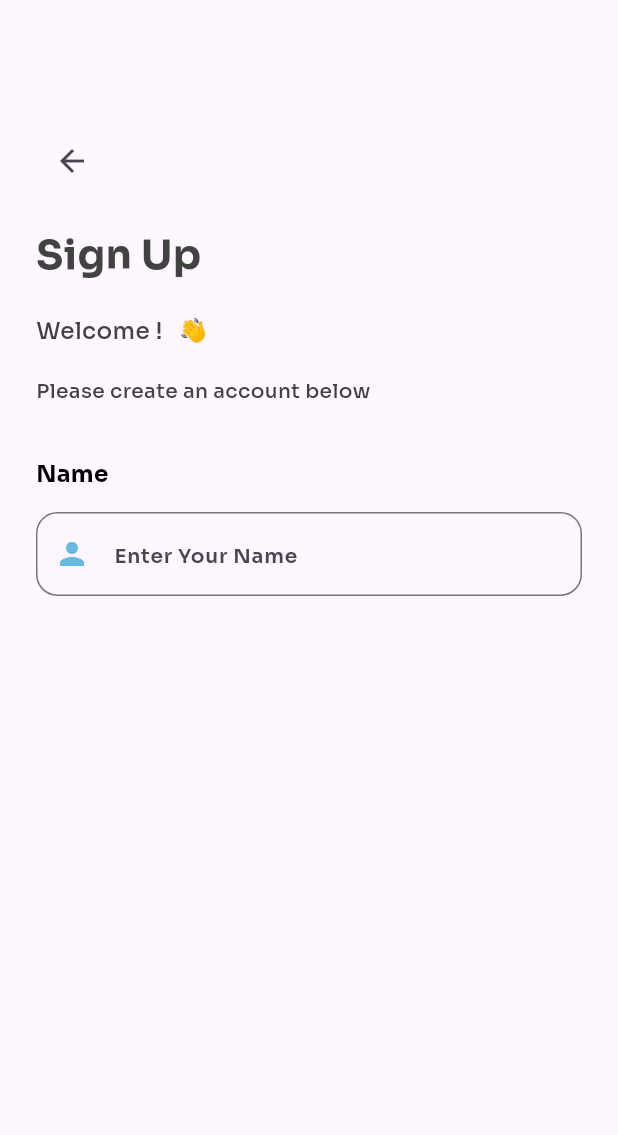
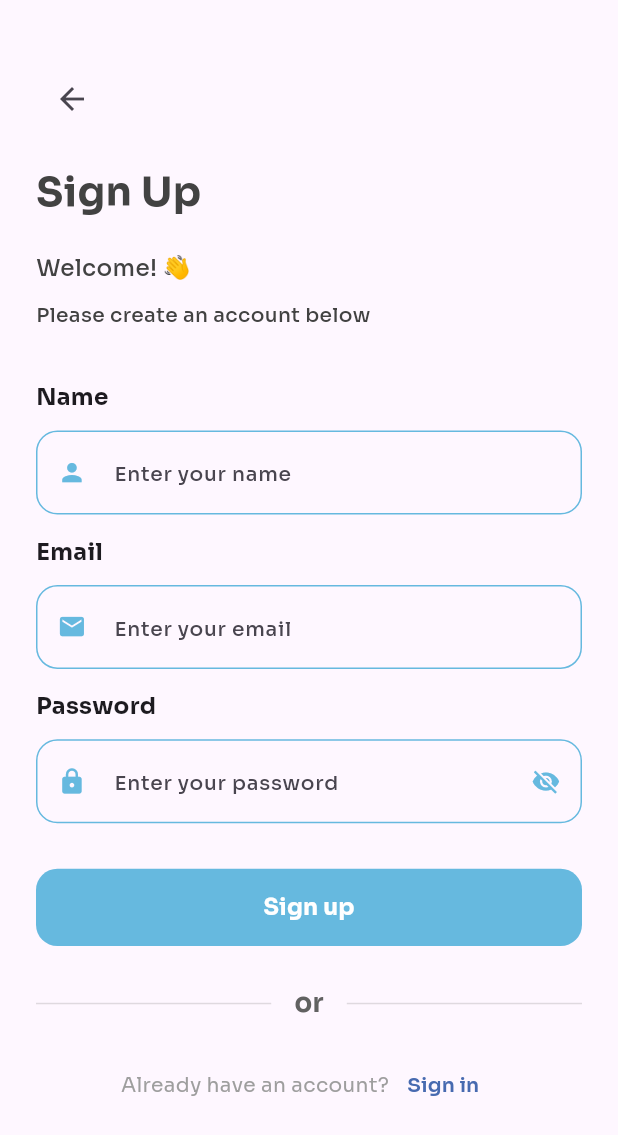
Before and after one commit to GaneshDhage18/okbarter, a Flutter app: the SignupScreen screen opened by its route, on a phone screen of 412 x 824 dp. Shown: the top 1135 px of the screen. Run offline on Flutter 3.47's test engine with Material 3 defaults, Android fonts, the phone set to English and light mode, and no system bars; our stand-ins replace bloc, equatable, flutter_bloc, flutter_screenutil, flutter_svg, go_router.

Commit message:
sign Up screen In progress

```diff
--- a/lib/core/const/colours.dart
+++ b/lib/core/const/colours.dart
@@ -5,5 +5,6 @@ class Colours {
   static Color background = Color(0xffF8F8F8);
   static Color landingColor1 = Color(0xffFFC55C);
   static Color textGrey = Color(0xff424242);
+  static Color appGrey = Color(0xff616161);
   static Color landingColor2 = Colors.white;
 }
--- a/lib/core/routes/router.dart
+++ b/lib/core/routes/router.dart
@@ -6,6 +6,7 @@ import 'package:ok_barter/fetures/auth/pages/splash_screen.dart';
 enum Routes { splashScreen, landingScreen, signUpScreen }
 
 GoRouter goRouter = GoRouter(
+  initialLocation: "/SignupScreen",
   routes: [
     GoRoute(
       path: "/",
--- a/lib/fetures/auth/bloc/auth_bloc.dart
+++ b/lib/fetures/auth/bloc/auth_bloc.dart
@@ -5,9 +5,18 @@ part 'auth_event.dart';
 part 'auth_state.dart';
 
 class AuthBloc extends Bloc<AuthEvent, AuthState> {
-  AuthBloc() : super(AuthInitial()) {
-    on<AuthEvent>((event, emit) {
-      // TODO: implement event handler
-    });
+  AuthBloc() : super(const PasswordVisibilytyState(obsecure: true)) {
+    on<TogglePasswordVisibiltyEvent>(_toggleVisibility);
+  }
+
+  void _toggleVisibility(
+    TogglePasswordVisibiltyEvent event,
+    Emitter<AuthState> emit,
+  ) {
+    final currentState = state;
+
+    if (currentState is PasswordVisibilytyState) {
+      emit(PasswordVisibilytyState(obsecure: !currentState.obsecure));
+    }
   }
 }
--- a/lib/fetures/auth/bloc/auth_event.dart
+++ b/lib/fetures/auth/bloc/auth_event.dart
@@ -6,3 +6,5 @@ sealed class AuthEvent extends Equatable {
   @override
   List<Object> get props => [];
 }
+
+class TogglePasswordVisibiltyEvent extends AuthEvent {}
--- a/lib/fetures/auth/bloc/auth_state.dart
+++ b/lib/fetures/auth/bloc/auth_state.dart
@@ -8,3 +8,16 @@ sealed class AuthState extends Equatable {
 }
 
 final class AuthInitial extends AuthState {}
+
+///=================== PASSWORD TOGGLE LOGIC STATE=====================///
+
+class PasswordVisibilytyState extends AuthState {
+  final bool obsecure;
+
+  const PasswordVisibilytyState({required this.obsecure});
+  @override
+  // TODO: implement props
+  List<Object> get props => [obsecure];
+}
+
+///=================== PASSWORD TOGGLE LOGIC STATE=====================///
--- a/lib/fetures/auth/pages/landing_screen.dart
+++ b/lib/fetures/auth/pages/landing_screen.dart
@@ -90,7 +90,7 @@ class _LandingScreenState extends State<LandingScreen> {
                   ),
 
                   /// Skip Button (ON TOP)
-                  if (currentIndex != onboardingData.length - 1)
+                  if (currentIndex != onboardingData.length)
                     Positioned(
                       top: 68.h,
                       right: 24.w,
--- a/lib/fetures/auth/pages/signup_screen.dart
+++ b/lib/fetures/auth/pages/signup_screen.dart
@@ -1,43 +1,61 @@
 import 'package:flutter/material.dart';
+import 'package:flutter_bloc/flutter_bloc.dart';
 import 'package:flutter_screenutil/flutter_screenutil.dart';
 import 'package:ok_barter/core/const/colours.dart';
 import 'package:ok_barter/core/const/fonts.dart';
 import 'package:ok_barter/core/extensions/sizedbox_extension.dart';
+import 'package:ok_barter/fetures/auth/bloc/auth_bloc.dart';
 
 class SignupScreen extends StatelessWidget {
-  const SignupScreen({super.key});
+  SignupScreen({super.key});
+
+  final TextEditingController nameController = TextEditingController();
+  final TextEditingController emailController = TextEditingController();
+  final TextEditingController passwordController = TextEditingController();
 
   @override
   Widget build(BuildContext context) {
     return Scaffold(
-      body: Container(
-        padding: EdgeInsets.all(24),
-        width: double.infinity,
-        height: double.infinity,
+      body: SafeArea(
+        child: Padding(
+          padding: const EdgeInsets.all(24),
+          child: SingleChildScrollView(
+            keyboardDismissBehavior: ScrollViewKeyboardDismissBehavior.onDrag,
+            reverse: true,
             child: Column(
               crossAxisAlignment: CrossAxisAlignment.start,
               children: [
-            67.heightBox,
-            IconButton(onPressed: () {}, icon: Icon(Icons.arrow_back)),
+                20.heightBox,
+
+                IconButton(
+                  onPressed: () => Navigator.pop(context),
+                  icon: const Icon(Icons.arrow_back),
+                ),
+
                 22.heightBox,
+
                 Text(
                   "Sign Up",
                   style: TextStyle(
                     fontSize: 28.sp,
                     fontFamily: Fonts.sBold,
-                color: Color(0xff424242),
+                    color: const Color(0xff424242),
                   ),
                 ),
+
                 22.heightBox,
+
                 Text(
-              "Welcome !   👋",
+                  "Welcome! 👋",
                   style: TextStyle(
                     fontSize: 16.sp,
                     fontFamily: Fonts.sMedium,
                     color: Colours.textGrey,
                   ),
                 ),
-            22.heightBox,
+
+                12.heightBox,
+
                 Text(
                   "Please create an account below",
                   style: TextStyle(
@@ -46,40 +64,139 @@ class SignupScreen extends StatelessWidget {
                     color: Colours.textGrey,
                   ),
                 ),
+
                 39.heightBox,
 
-            Column(
-              crossAxisAlignment: CrossAxisAlignment.start,
+                /// NAME
+                CustomTextField(
+                  controller: nameController,
+                  label: "Name",
+                  hintText: "Enter your name",
+                  prefixIcon: Icon(
+                    Icons.person,
+                    color: Colours.primary,
+                    size: 20.w,
+                  ),
+                ),
+
+                16.heightBox,
+
+                /// EMAIL
+                CustomTextField(
+                  controller: emailController,
+                  label: "Email",
+                  hintText: "Enter your email",
+                  keyboardType: TextInputType.emailAddress,
+                  prefixIcon: Icon(
+                    Icons.email,
+                    color: Colours.primary,
+                    size: 20.w,
+                  ),
+                ),
+
+                16.heightBox,
+
+                /// PASSWORD (BLOC)
+                BlocBuilder<AuthBloc, AuthState>(
+                  buildWhen: (previous, current) =>
+                      current is PasswordVisibilytyState,
+                  builder: (context, state) {
+                    final isObsecure = state is PasswordVisibilytyState
+                        ? state.obsecure
+                        : true;
+
+                    return CustomTextField(
+                      controller: passwordController,
+                      label: "Password",
+                      hintText: "Enter your password",
+                      isObscure: isObsecure, // ✅ YOU MISSED THIS
+                      prefixIcon: Icon(
+                        Icons.lock,
+                        color: Colours.primary,
+                        size: 20.w,
+                      ),
+                      suffixIcon: IconButton(
+                        onPressed: () {
+                          context.read<AuthBloc>().add(
+                            TogglePasswordVisibiltyEvent(),
+                          );
+                        },
+                        icon: Icon(
+                          isObsecure ? Icons.visibility_off : Icons.visibility,
+                          color: Colours.primary,
+                          size: 20.w,
+                        ),
+                      ),
+                    );
+                  },
+                ),
+                34.heightBox,
+                SizedBox(
+                  width: double.infinity,
+                  height: 58.h,
+
+                  child: FilledButton(
+                    style: FilledButton.styleFrom(
+                      shape: RoundedRectangleBorder(
+                        borderRadius: BorderRadiusGeometry.circular(16.r),
+                      ),
+
+                      backgroundColor: Colours.primary,
+                    ),
+                    onPressed: () {},
+                    child: Text(
+                      "Sign up",
+                      style: TextStyle(
+                        fontFamily: Fonts.sBold,
+                        fontSize: 16.sp,
+                        color: Colors.white,
+                      ),
+                    ),
+                  ),
+                ),
+                29.heightBox,
+
+                Row(
+                  children: [
+                    Expanded(
+                      child: Divider(color: Colours.appGrey.withOpacity(0.20)),
+                    ),
+                    Padding(
+                      padding: EdgeInsets.symmetric(horizontal: 16.w),
+                      child: Text(
+                        "or",
+                        style: TextStyle(
+                          fontFamily: Fonts.sBold,
+                          fontSize: 18.sp,
+                          color: Colours.appGrey,
+                        ),
+                      ),
+                    ),
+                    Expanded(
+                      child: Divider(color: Colours.appGrey.withOpacity(0.20)),
+                    ),
+                  ],
+                ),
+                20.heightBox,
+                Row(
+                  mainAxisAlignment: MainAxisAlignment.center,
                   children: [
                     Text(
-                  "Name",
+                      "Already have an account?",
                       style: TextStyle(
-                    fontFamily: Fonts.sBold,
-                    color: Colors.black,
-                    fontSize: 16.sp,
+                        fontFamily: Fonts.sRegular,
+                        fontSize: 14.sp,
+                        color: Color(0xff9E9E9E),
                       ),
                     ),
-                16.heightBox,
-                TextField(
-                  decoration: InputDecoration(
-                    hintText: "Enter Your Name",
-                    hintStyle: TextStyle(
+                    TextButton(
+                      onPressed: () {},
+                      child: Text(
+                        "Sign in",
+                        style: TextStyle(
                           fontFamily: Fonts.sSemiBold,
                           fontSize: 14.sp,
-                    ),
-                    prefixIcon: Icon(Icons.person, color: Colours.primary),
-
-                    border: OutlineInputBorder(
-                      borderRadius: BorderRadius.circular(16.r),
-                      borderSide: BorderSide(color: Colours.primary),
-                    ),
-                    focusedBorder: OutlineInputBorder(
-                      borderRadius: BorderRadius.circular(16.r),
-                      borderSide: BorderSide(color: Colours.primary),
-                    ),
-                    errorBorder: OutlineInputBorder(
-                      borderRadius: BorderRadius.circular(16.r),
-                      borderSide: BorderSide(color: Colours.primary),
+                          color: Color(0xff476AB0),
                         ),
                       ),
                     ),
@@ -88,6 +205,65 @@ class SignupScreen extends StatelessWidget {
               ],
             ),
           ),
+        ),
+      ),
     );
   }
 }
+
+class CustomTextField extends StatelessWidget {
+  const CustomTextField({
+    super.key,
+    required this.controller,
+    required this.label,
+    required this.hintText,
+    this.isObscure = false,
+    this.prefixIcon,
+    this.suffixIcon,
+    this.keyboardType = TextInputType.text,
+  });
+
+  final TextEditingController controller;
+  final String label;
+  final String hintText;
+  final bool isObscure;
+  final Icon? prefixIcon;
+  final IconButton? suffixIcon;
+  final TextInputType keyboardType;
+
+  @override
+  Widget build(BuildContext context) {
+    return Column(
+      crossAxisAlignment: CrossAxisAlignment.start,
+      children: [
+        Text(
+          label,
+          style: TextStyle(fontFamily: Fonts.sBold, fontSize: 16.sp),
+        ),
+        12.heightBox,
+        TextField(
+          controller: controller,
+          obscureText: isObscure,
+          obscuringCharacter: '*',
+          keyboardType: keyboardType,
+          decoration: InputDecoration(
+            hintText: hintText,
+            hintStyle: TextStyle(fontFamily: Fonts.sMedium, fontSize: 14.sp),
+            prefixIcon: prefixIcon,
+            suffixIcon: suffixIcon,
+            border: _border(),
+            focusedBorder: _border(),
+            enabledBorder: _border(),
+          ),
+        ),
+      ],
+    );
+  }
+
+  OutlineInputBorder _border() {
+    return OutlineInputBorder(
+      borderRadius: BorderRadius.circular(16.r),
+      borderSide: BorderSide(color: Colours.primary),
+    );
+  }
+}
--- a/lib/main.dart
+++ b/lib/main.dart
@@ -1,6 +1,8 @@
 import 'package:flutter/material.dart';
+import 'package:flutter_bloc/flutter_bloc.dart';
 import 'package:flutter_screenutil/flutter_screenutil.dart';
 import 'package:ok_barter/core/routes/router.dart';
+import 'package:ok_barter/fetures/auth/bloc/auth_bloc.dart';
 
 void main() {
   runApp(const OkBarter());
@@ -13,9 +15,12 @@ class OkBarter extends StatelessWidget {
   Widget build(BuildContext context) {
     return ScreenUtilInit(
       designSize: Size(428, 926),
-      child: MaterialApp.router(
-        debugShowCheckedModeBanner: false,
-        routerConfig: goRouter,
+      child: MultiBlocProvider(
+        providers: [BlocProvider(create: (context) => AuthBloc())],
+        child: MaterialApp.router(
+          debugShowCheckedModeBanner: false,
+          routerConfig: goRouter,
+        ),
       ),
     );
   }
```
Also changed, not shown: assets/icons/appleLogoo.svg (added), assets/icons/facebookLogo.svg (added), assets/icons/googleLogo.svg (added). Lines whose indentation alone changed are shown as unchanged.
